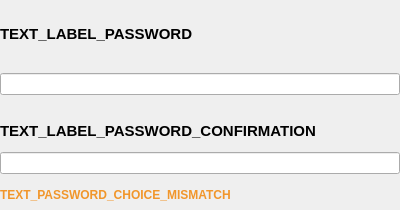
Old version of the form parsec/core/gui/forms/password_choice_widget.ui in the repository Scille/parsec-cloud.
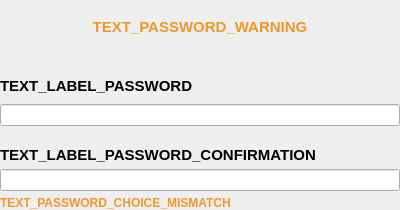
New version of the form.

Commit message: [GUI] Add a warning when a user choses their password

Diff of the .ui file:
```diff
--- a/parsec/core/gui/forms/password_choice_widget.ui
+++ b/parsec/core/gui/forms/password_choice_widget.ui
@@ -22,6 +22,10 @@
   <property name="styleSheet">
    <string notr="true">#label_mismatch {
 	color: #F1962B;
+}
+
+#label_password_warning {
+	color: #F1962B;
 }</string>
   </property>
   <layout class="QVBoxLayout" name="verticalLayout">
@@ -40,6 +44,26 @@
    <property name="bottomMargin">
     <number>0</number>
    </property>
+   <item>
+    <widget class="QLabel" name="label_password_warning">
+     <property name="font">
+      <font>
+       <pointsize>11</pointsize>
+       <weight>75</weight>
+       <bold>true</bold>
+      </font>
+     </property>
+     <property name="text">
+      <string>TEXT_PASSWORD_WARNING</string>
+     </property>
+     <property name="alignment">
+      <set>Qt::AlignCenter</set>
+     </property>
+     <property name="wordWrap">
+      <bool>true</bool>
+     </property>
+    </widget>
+   </item>
    <item>
     <layout class="QVBoxLayout" name="verticalLayout_14">
      <property name="spacing">
```
The commit also changes 4 other files.
